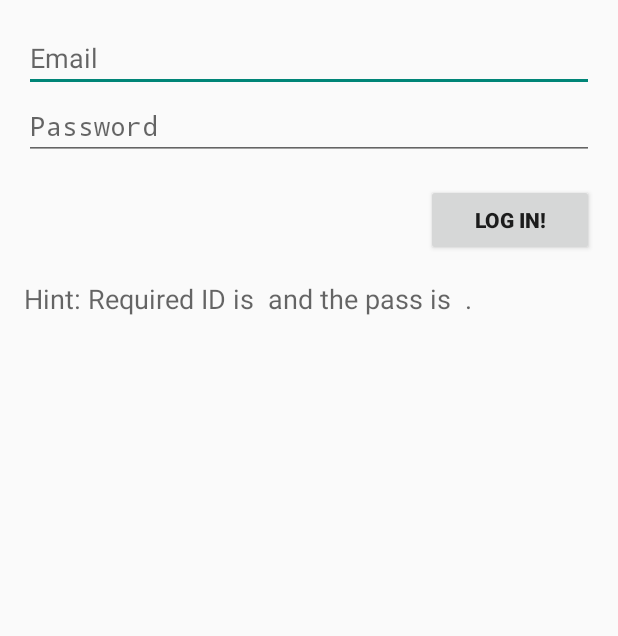
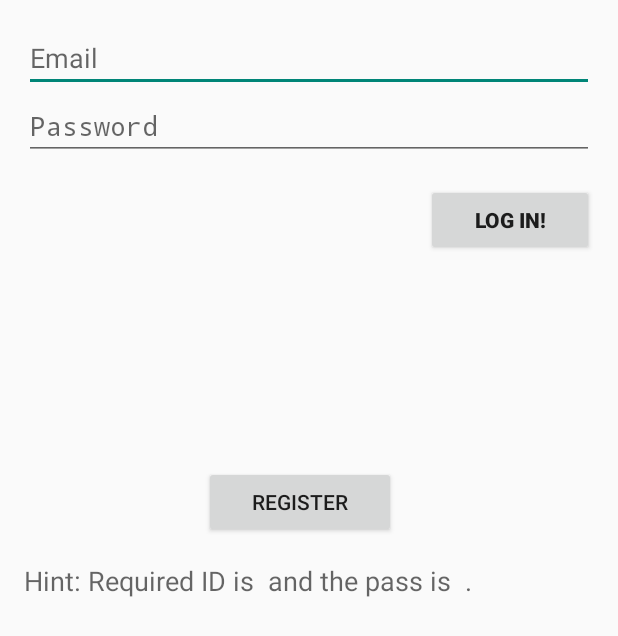
Before and after one commit to ekremney/touravel, an Android app: the screen it shows after launch (LoginActivity), on a phone screen of 412 x 824 dp. Shown: the top 636 px of the screen. Run offline under Robolectric (Android 15) with nearby library versions, the phone set to English and light mode, and no system bars.

Commit message:
login&register

```diff
--- a/android/app/src/main/AndroidManifest.xml
+++ b/android/app/src/main/AndroidManifest.xml
@@ -56,6 +56,10 @@
             android:name="com.example.touravel.app.SettingsActivity"
             android:label="@string/app_name" >
         </activity>
+        <activity
+            android:name="com.example.touravel.app.RegisterActivity"
+            android:label="@string/app_name" >
+        </activity>
         <meta-data
             android:name="com.google.android.geo.API_KEY"
             android:value="AIzaSyA0Fvx1CILhKLLvvg_OTVivOTxV6Yc5dP8"/>
--- a/android/app/src/main/java/com/example/touravel/app/LoginActivity.java
+++ b/android/app/src/main/java/com/example/touravel/app/LoginActivity.java
@@ -18,6 +18,7 @@ package com.example.touravel.app;
         import android.view.Menu;
         import android.view.View;
         import android.view.inputmethod.EditorInfo;
+        import android.widget.Button;
         import android.widget.EditText;
         import android.widget.TextView;
 
@@ -100,6 +101,16 @@ public class LoginActivity extends Activity {
             @Override
             public void onClick(View view) {
                 attemptLogin();
+            }
+        });
+        Button registerButton;
+        registerButton = (Button) findViewById(R.id.sign_up_button);
+        registerButton.setOnClickListener(new View.OnClickListener()
+        {
+            @Override
+            public void onClick(View v)
+            {
+                launchRegisterActivity();
             }
         });
         /*if((!savedID.equals(""))&&(!savedPass.equals("")))
@@ -276,4 +287,9 @@ public class LoginActivity extends Activity {
         Intent intent = new Intent(this, MainActivity.class);
         startActivity(intent);
     }
+    private void launchRegisterActivity()
+    {
+        Intent intent = new Intent(this, RegisterActivity.class);
+        startActivity(intent);
+    }
 }
--- a/android/app/src/main/res/layout/act_login.xml
+++ b/android/app/src/main/res/layout/act_login.xml
@@ -62,6 +62,16 @@
                 android:paddingLeft="32dp"
                 android:paddingRight="32dp"
                 android:layout_gravity="right" />
+
+            <Button android:id="@+id/sign_up_button"
+                android:layout_width="wrap_content"
+                android:layout_height="wrap_content"
+                android:text="Register"
+                android:paddingLeft="32dp"
+                android:paddingRight="32dp"
+                android:layout_marginTop="140dp"
+                android:layout_marginLeft="120dp" />
+
             <TextView
                 android:layout_width="wrap_content"
                 android:layout_height="wrap_content"
```
Also changed, not shown: android/app/src/main/java/com/example/touravel/app/RegisterActivity.java (added, +47 -0 lines), android/app/src/main/res/layout/activity_register.xml (added, +48 -0 lines).
